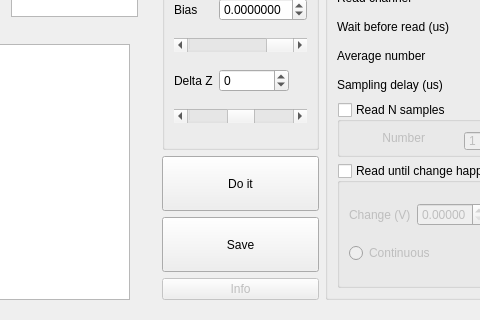
The window that pyqt5 STM software/ui/Deposition.ui (freestylexyz/STM-pyqt5-software) describes before a commit, drawn with Qt 5; both pictures show x 154 to 634 and y 169 to 489 of the 850 by 489 pixel window.
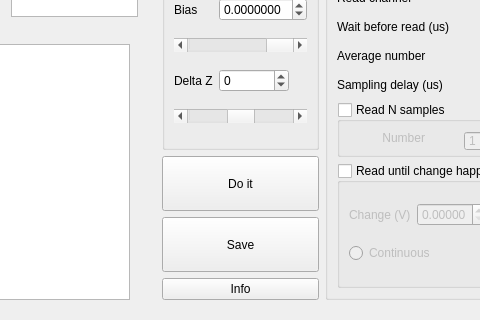
The same window after the commit.

```diff
--- a/pyqt5 STM software/ui/Deposition.ui
+++ b/pyqt5 STM software/ui/Deposition.ui
@@ -735,7 +735,7 @@
       <item row="5" column="0">
        <widget class="QPushButton" name="pushButton_Info_Deposition">
         <property name="enabled">
-         <bool>false</bool>
+         <bool>true</bool>
         </property>
         <property name="text">
          <string>Info</string>
```
